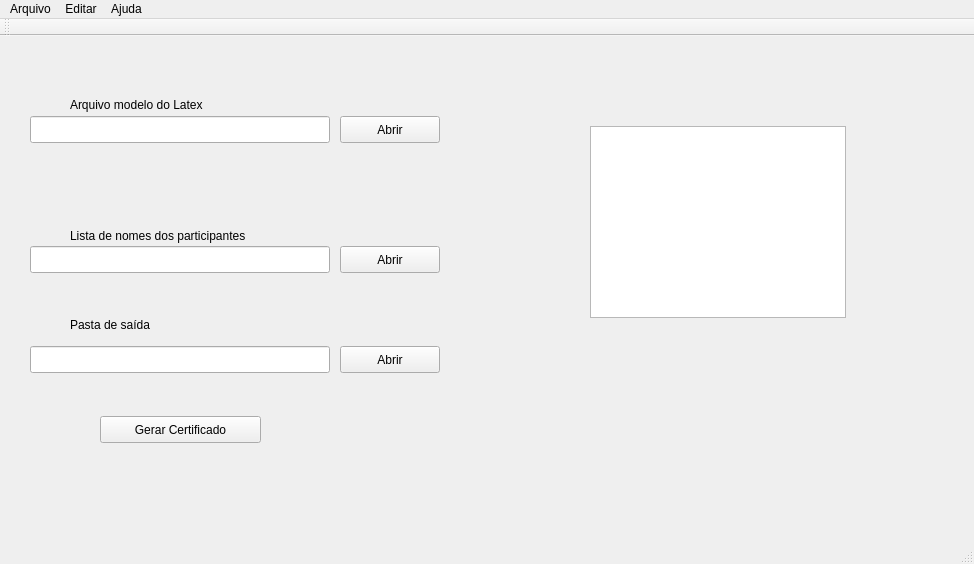
Old version of the form mainwindow.ui in the repository WeslleyCSantos/Gerador-de-Certificados.
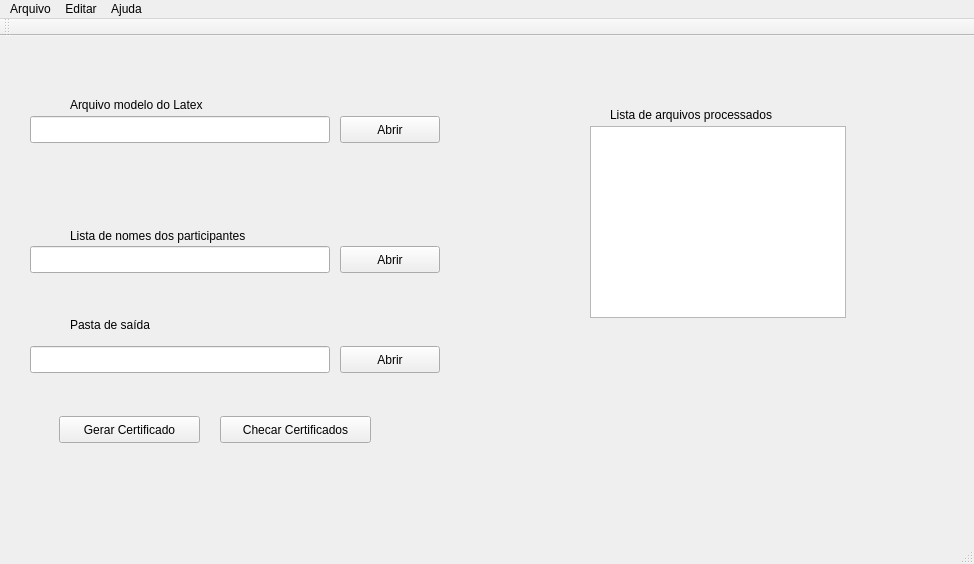
New version of the form.

Diff of the .ui file:
```diff
--- a/mainwindow.ui
+++ b/mainwindow.ui
@@ -92,9 +92,9 @@
    <widget class="QPushButton" name="gerar_certificado">
     <property name="geometry">
      <rect>
-      <x>100</x>
+      <x>59</x>
       <y>380</y>
-      <width>161</width>
+      <width>141</width>
       <height>27</height>
      </rect>
     </property>
@@ -148,6 +148,32 @@
      <string>Pasta de saída</string>
     </property>
    </widget>
+   <widget class="QLabel" name="label_4">
+    <property name="geometry">
+     <rect>
+      <x>610</x>
+      <y>70</y>
+      <width>211</width>
+      <height>17</height>
+     </rect>
+    </property>
+    <property name="text">
+     <string>Lista de arquivos processados</string>
+    </property>
+   </widget>
+   <widget class="QPushButton" name="checar_certificado">
+    <property name="geometry">
+     <rect>
+      <x>220</x>
+      <y>380</y>
+      <width>151</width>
+      <height>27</height>
+     </rect>
+    </property>
+    <property name="text">
+     <string>Checar Certificados</string>
+    </property>
+   </widget>
   </widget>
   <widget class="QMenuBar" name="menuBar">
    <property name="geometry">
```
